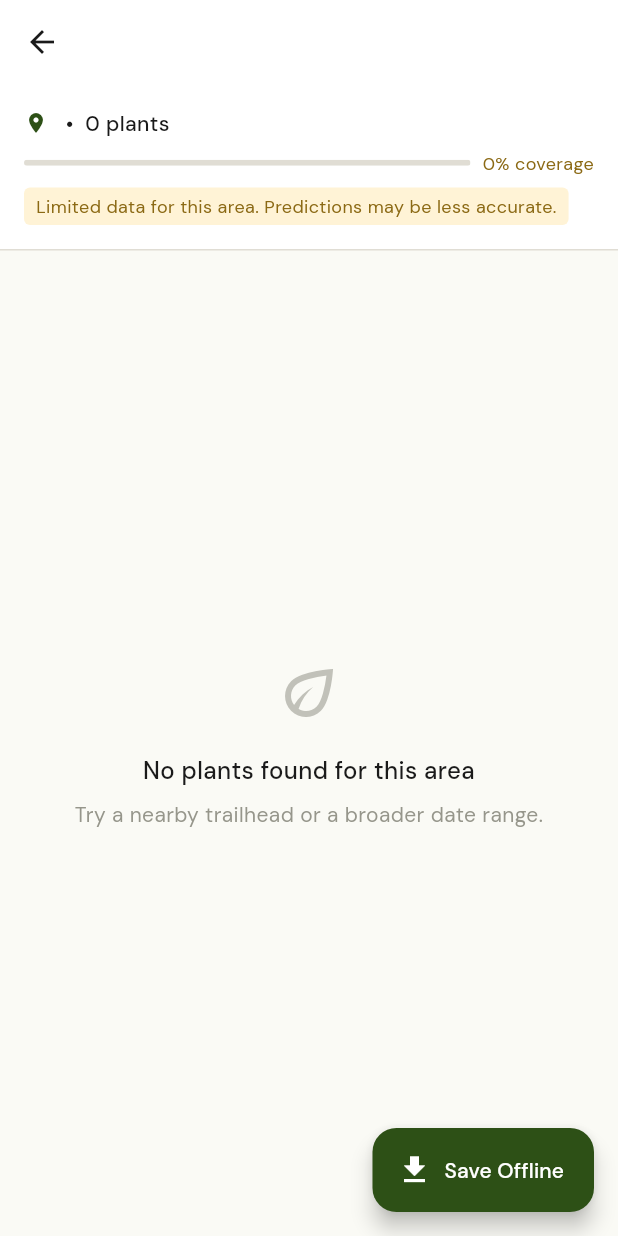
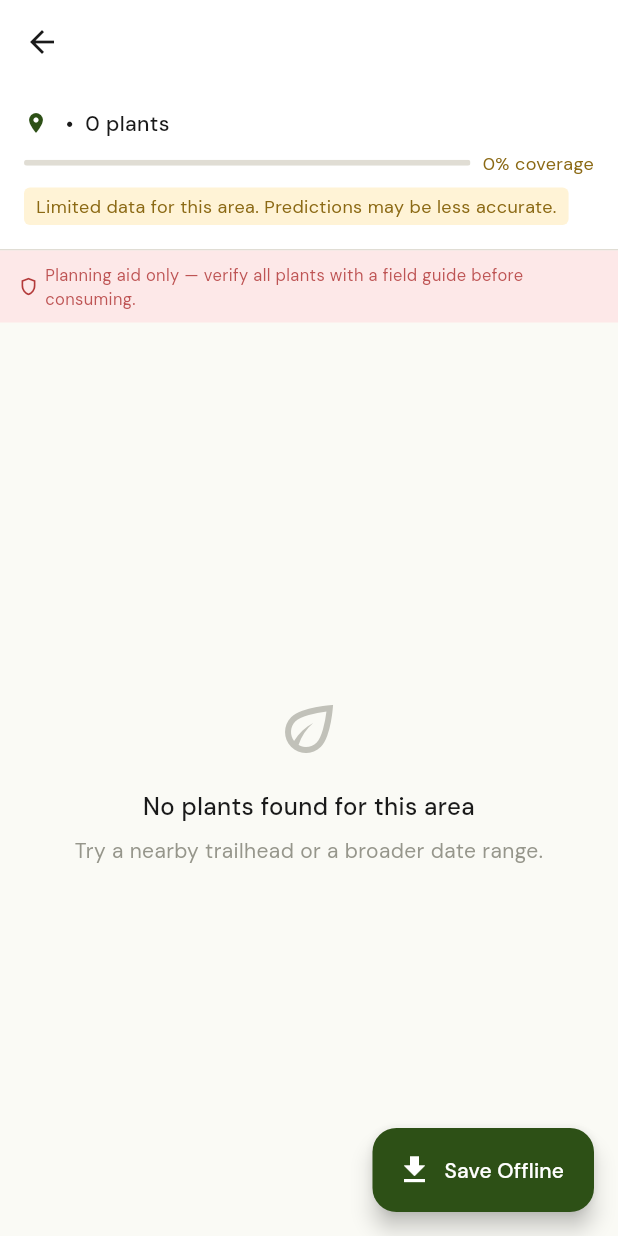
Before and after one commit to CalculatedCodeAux/foragecast, a Flutter app: the GuideScreen screen opened directly with empty values, on a phone screen of 412 x 824 dp. Run offline on Flutter 3.47's test engine with Material 3 defaults, Android fonts, the phone set to English and light mode, and no system bars; our stand-ins replace flutter_map, geolocator, google_fonts, latlong2, shared_preferences, sqflite; accounts and stored records are empty.

Commit message:
Add liability disclaimers per design spec
- Plant detail: persistent red banner "Not an identification tool" with
  warning about toxic look-alikes, always visible above edible/medicinal info
- Guide overview: safety bar "Planning aid only — verify all plants with
  a field guide before consuming"
- Matches design spec requirement: safety warnings always above edibility

Co-Authored-By: Claude Opus 4.6 (1M context) <noreply@anthropic.com>

```diff
--- a/flutter_app/lib/screens/guide_screen.dart
+++ b/flutter_app/lib/screens/guide_screen.dart
@@ -154,6 +154,24 @@ class _GuideScreenState extends State<GuideScreen> {
                     ),
                   ),
                 ],
+              ],
+            ),
+          ),
+
+          // Safety disclaimer bar
+          Container(
+            padding: const EdgeInsets.symmetric(horizontal: ForageTheme.sp12, vertical: ForageTheme.sp8),
+            color: ForageTheme.dangerBg,
+            child: Row(
+              children: [
+                const Icon(Icons.shield_outlined, size: 14, color: ForageTheme.danger),
+                const SizedBox(width: ForageTheme.sp4),
+                Expanded(
+                  child: Text(
+                    'Planning aid only — verify all plants with a field guide before consuming.',
+                    style: TextStyle(fontSize: 11, color: ForageTheme.danger.withValues(alpha: 0.85)),
+                  ),
+                ),
               ],
             ),
           ),
```
Also changed, not shown: flutter_app/lib/screens/plant_detail_screen.dart (+48 -0 lines).
